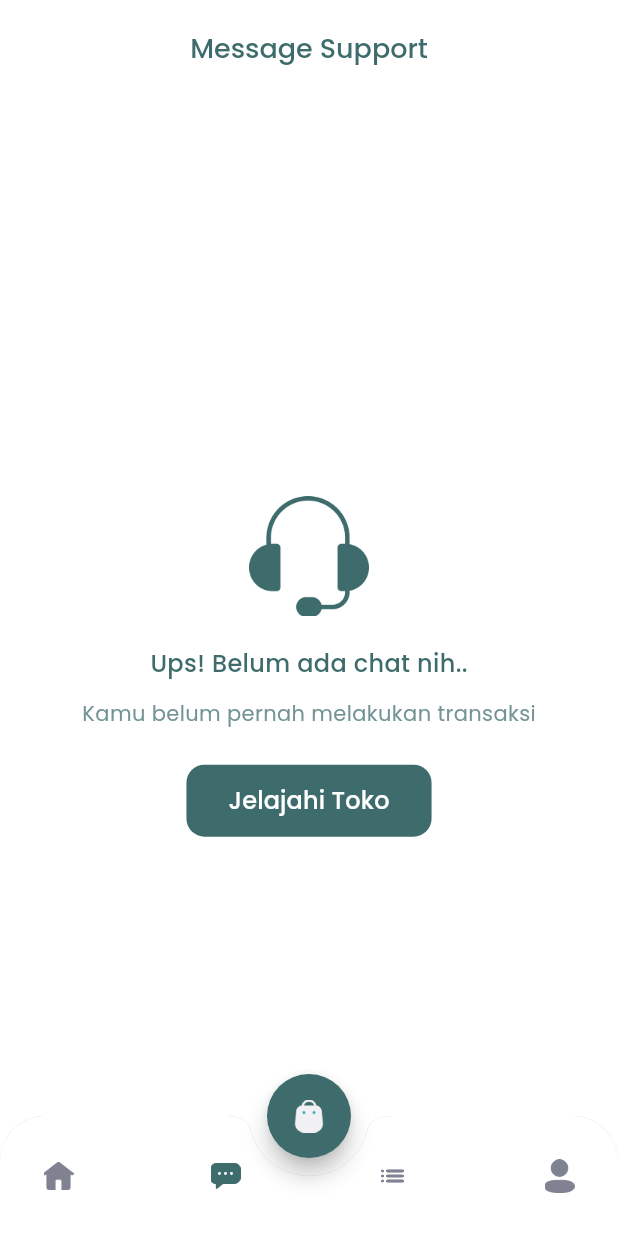
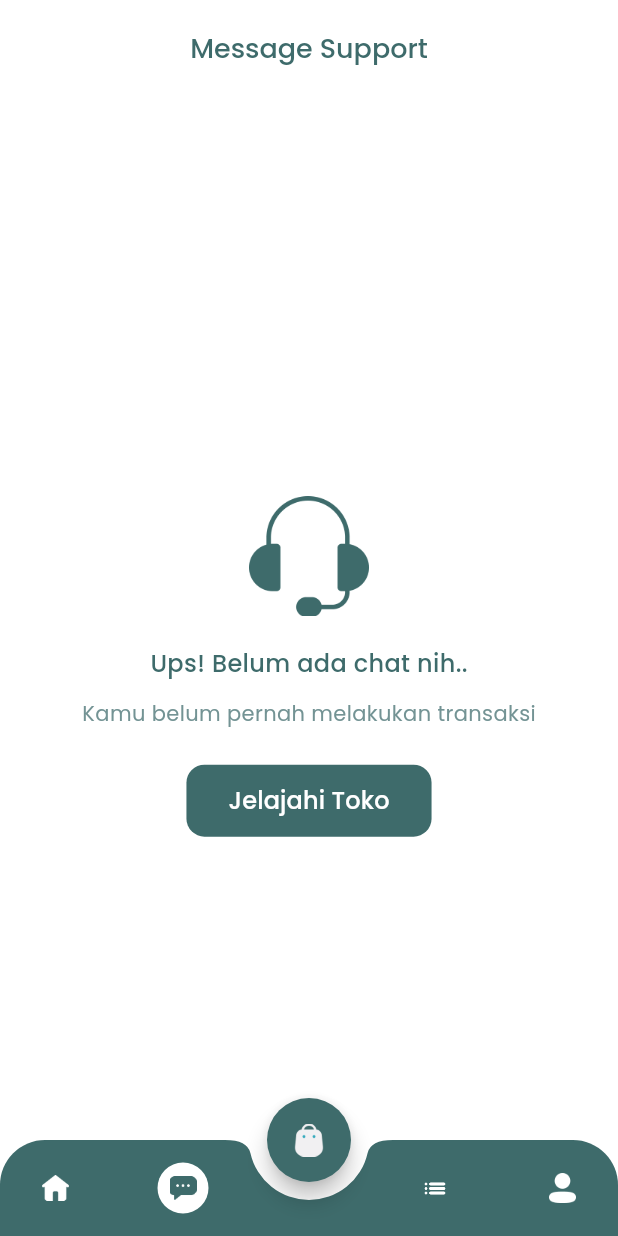
Before and after one commit to freack21/toko-winda-tenun-frontend, a Flutter app: the MainPage screen opened directly, item 2 of the bottom bar chosen, on a phone screen of 412 x 824 dp. Run offline on Flutter 3.47's test engine with Material 3 defaults, Android fonts, the phone set to English and light mode, and no system bars; our stand-ins replace cached_network_image, cloud_firestore, dio, firebase_core, flutter_dotenv, fluttertoast and 5 more; accounts and stored records are empty; network calls fail.

Commit message:
update: major update for 1.1.0+3

```diff
--- a/lib/components/chat_bubble.dart
+++ b/lib/components/chat_bubble.dart
@@ -43,6 +43,9 @@ class ChatBubble extends StatelessWidget {
         decoration: BoxDecoration(
           color: isSender ? whiteColor : primaryColor,
           borderRadius: BorderRadius.circular(12),
+          border: Border.all(
+            color: primaryColor,
+          ),
         ),
         child: Column(
           crossAxisAlignment: CrossAxisAlignment.start,
--- a/lib/pages/home/main_page.dart
+++ b/lib/pages/home/main_page.dart
@@ -53,28 +53,42 @@ class _MainPageState extends State<MainPage> {
       );
     }
 
-    Widget bottomNavItem(String icon, int index,
-        {double width = 20, IconData? icons}) {
-      return IconButton(
-        iconSize: 32.0,
-        icon: icons != null
+    Widget bottomNavItem(
+      String icon,
+      int index, {
+      double width = 18,
+      IconData? icons,
+    }) {
+      return GestureDetector(
+        onTap: () {
+          pageProvider.currentIndex = index;
+        },
+        child: Container(
+          padding: const EdgeInsets.all(8),
+          decoration: BoxDecoration(
+            shape: BoxShape.circle,
+            color: pageProvider.currentIndex != index
+                ? primaryColor
+                : const Color(0xffffffff),
+          ),
+          child: Center(
+            child: icons != null
                 ? Icon(
                     icons,
                     size: width,
                     color: pageProvider.currentIndex == index
                         ? primaryColor
-                    : const Color(0xff808191),
+                        : const Color(0xffffffff),
                   )
                 : Image.asset(
                     "assets/$icon",
                     width: width,
                     color: pageProvider.currentIndex == index
                         ? primaryColor
-                    : const Color(0xff808191),
+                        : const Color(0xffffffff),
                   ),
-        onPressed: () {
-          pageProvider.currentIndex = index;
-        },
+          ),
+        ),
       );
     }
 
@@ -85,28 +99,23 @@ class _MainPageState extends State<MainPage> {
           padding: EdgeInsets.zero,
           shape: const CircularNotchedRectangle(),
           notchMargin: 12,
+          height: 64,
           clipBehavior: Clip.antiAlias,
           color: transparentColor,
           child: Container(
             decoration: BoxDecoration(
-              color: backgroundColor2,
-              boxShadow: [
-                BoxShadow(
-                  color: Colors.black.withOpacity(0.25),
-                  spreadRadius: 0,
-                  blurRadius: 8,
-                  offset: const Offset(0, -4),
+              color: primaryColor,
             ),
-              ],
-            ),
-            padding: EdgeInsets.symmetric(horizontal: defaultMargin / 2),
-            height: 75,
+            padding: EdgeInsets.symmetric(horizontal: defaultMargin / 1.5),
             child: Row(
               mainAxisSize: MainAxisSize.max,
               mainAxisAlignment: MainAxisAlignment.spaceBetween,
               children: [
                 bottomNavItem("icon_home.png", 0),
                 bottomNavItem("icon_chat.png", 1),
+                const SizedBox(
+                  width: 32,
+                ),
                 bottomNavItem(
                   "icon_wishlist.png",
                   2,
--- a/lib/pages/sign_up_page.dart
+++ b/lib/pages/sign_up_page.dart
@@ -81,7 +81,7 @@ class _SignUpPageState extends State<SignUpPage> {
                     ),
                     inputField(
                       label: "Username",
-                      placeholder: "johndoe17",
+                      placeholder: "johndoe",
                       icon: "icon_username.png",
                       icond: Icons.alternate_email_rounded,
                       controller: usernameController,
--- a/lib/providers/auth_provider.dart
+++ b/lib/providers/auth_provider.dart
@@ -41,7 +41,7 @@ class AuthProvider with ChangeNotifier {
   Future<List> register({
     String name = "",
     String username = "",
-    String phone = "",
+    String? phone,
     String email = "",
     String password = "",
   }) async {
--- a/lib/services/auth_service.dart
+++ b/lib/services/auth_service.dart
@@ -8,7 +8,7 @@ class AuthService {
   Future<UserModel> register({
     String name = "",
     String username = "",
-    String phone = "",
+    String? phone,
     String email = "",
     String password = "",
   }) async {
--- a/pubspec.yaml
+++ b/pubspec.yaml
@@ -16,7 +16,7 @@ publish_to: "none" # Remove this line if you wish to publish to pub.dev
 # https://developer.apple.com/library/archive/documentation/General/Reference/InfoPlistKeyReference/Articles/CoreFoundationKeys.html
 # In Windows, build-name is used as the major, minor, and patch parts
 # of the product and file versions while build-number is used as the build suffix.
-version: 1.1.0+2
+version: 1.1.0+3
 
 environment:
     sdk: ">=3.4.3 <4.0.0"
```
Also changed, not shown: lib/pages/cart_page.dart (+11 -0 lines), lib/pages/checkout_page.dart (+11 -0 lines), lib/pages/detail_chat_page.dart (+99 -14 lines), lib/pages/menus/profile_page.dart (+8 -4 lines), lib/pages/product_detail_page.dart (+5 -3 lines). Lines whose indentation alone changed are shown as unchanged.
